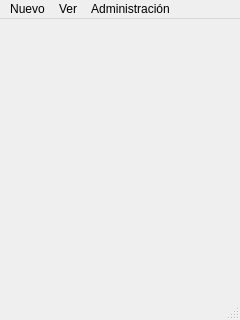
The window that Qt/src/tandaMainView.ui (wdjimenez/tandasPython) describes before a commit, drawn with Qt 5.
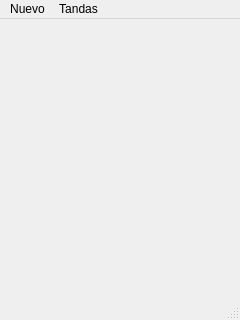
The same window after the commit.

The edit to the form file:
```diff
--- a/Qt/src/tandaMainView.ui
+++ b/Qt/src/tandaMainView.ui
@@ -20,7 +20,7 @@
      <x>0</x>
      <y>0</y>
      <width>240</width>
-     <height>21</height>
+     <height>23</height>
     </rect>
    </property>
    <widget class="QMenu" name="menuTanda">
@@ -30,21 +30,14 @@
     <addaction name="actionCrearTanda"/>
     <addaction name="actionCrearIntegrante"/>
    </widget>
-   <widget class="QMenu" name="menuVer">
-    <property name="title">
-     <string>Ver</string>
-    </property>
-    <addaction name="actionTandas"/>
-   </widget>
    <widget class="QMenu" name="menuAdministracion">
     <property name="title">
-     <string>Administración</string>
+     <string>Tandas</string>
     </property>
     <addaction name="actionAdministrarEntradas"/>
     <addaction name="actionSalidas"/>
    </widget>
    <addaction name="menuTanda"/>
-   <addaction name="menuVer"/>
    <addaction name="menuAdministracion"/>
   </widget>
   <widget class="QStatusBar" name="statusbar"/>
```
Left out of the diff: 10 changed lines with no effect on the pictures.
